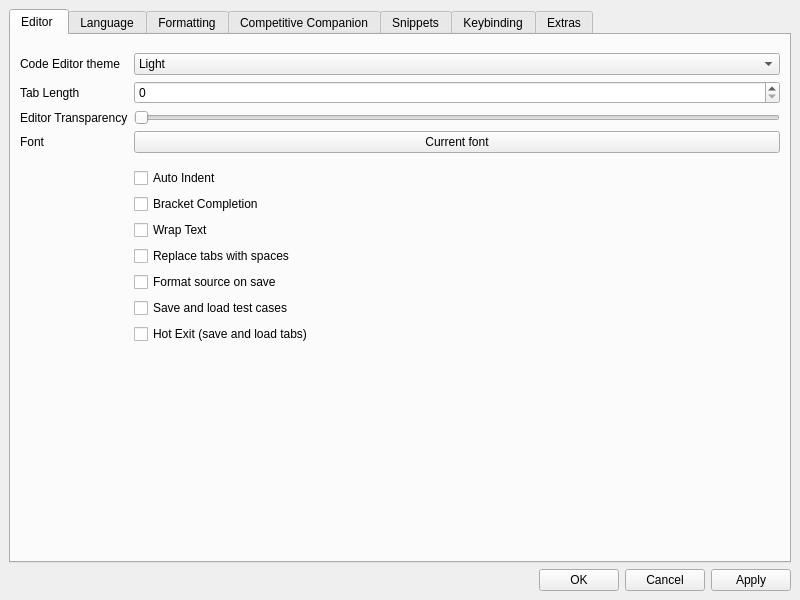
Old version of the form ui/preferencewindow.ui in the repository cpeditor/cpeditor.
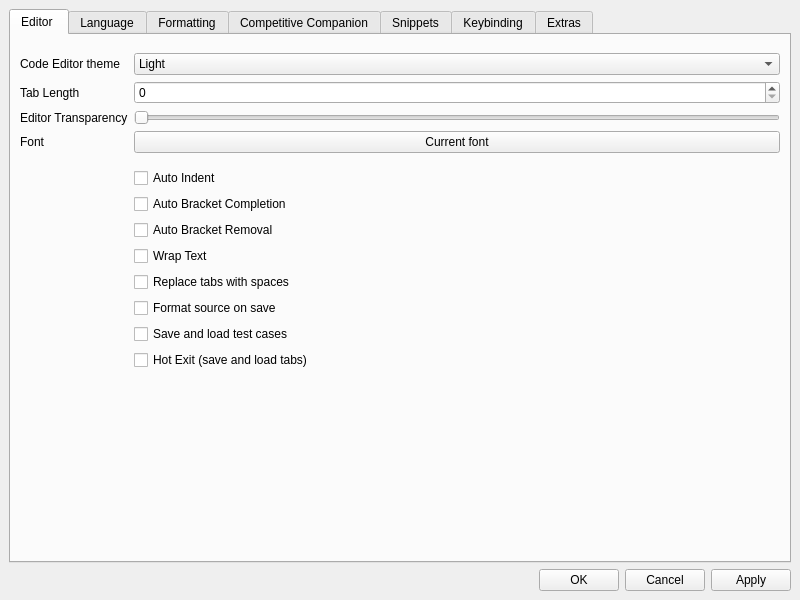
New version of the form. The open tabs and pages were chosen to show the change.

Commit message: feat: Add auto remove parentheses

Diff of the .ui file:
```diff
--- a/ui/preferencewindow.ui
+++ b/ui/preferencewindow.ui
@@ -141,39 +141,46 @@
                 <item row="3" column="0">
                  <widget class="QCheckBox" name="parentheses">
                   <property name="text">
-                   <string>Bracket Completion</string>
+                   <string>Auto Bracket Completion</string>
                   </property>
                  </widget>
                 </item>
                 <item row="4" column="0">
+                 <widget class="QCheckBox" name="remove_parentheses">
+                  <property name="text">
+                   <string>Auto Bracket Removal</string>
+                  </property>
+                 </widget>
+                </item>
+                <item row="5" column="0">
                  <widget class="QCheckBox" name="wrap">
                   <property name="text">
                    <string>Wrap Text</string>
                   </property>
                  </widget>
                 </item>
-                <item row="5" column="0">
+                <item row="6" column="0">
                  <widget class="QCheckBox" name="replace_tabs">
                   <property name="text">
                    <string>Replace tabs with spaces</string>
                   </property>
                  </widget>
                 </item>
-                <item row="6" column="0">
+                <item row="7" column="0">
                  <widget class="QCheckBox" name="format_on_save">
                   <property name="text">
                    <string>Format source on save</string>
                   </property>
                  </widget>
                 </item>
-                <item row="7" column="0">
+                <item row="8" column="0">
                  <widget class="QCheckBox" name="savetest">
                   <property name="text">
                    <string>Save and load test cases</string>
                   </property>
                  </widget>
                 </item>
-                <item row="8" column="0">
+                <item row="9" column="0">
                  <widget class="QCheckBox" name="use_hot_exit">
                   <property name="text">
                    <string>Hot Exit (save and load tabs)</string>
```
The commit also changes 4 other files.
